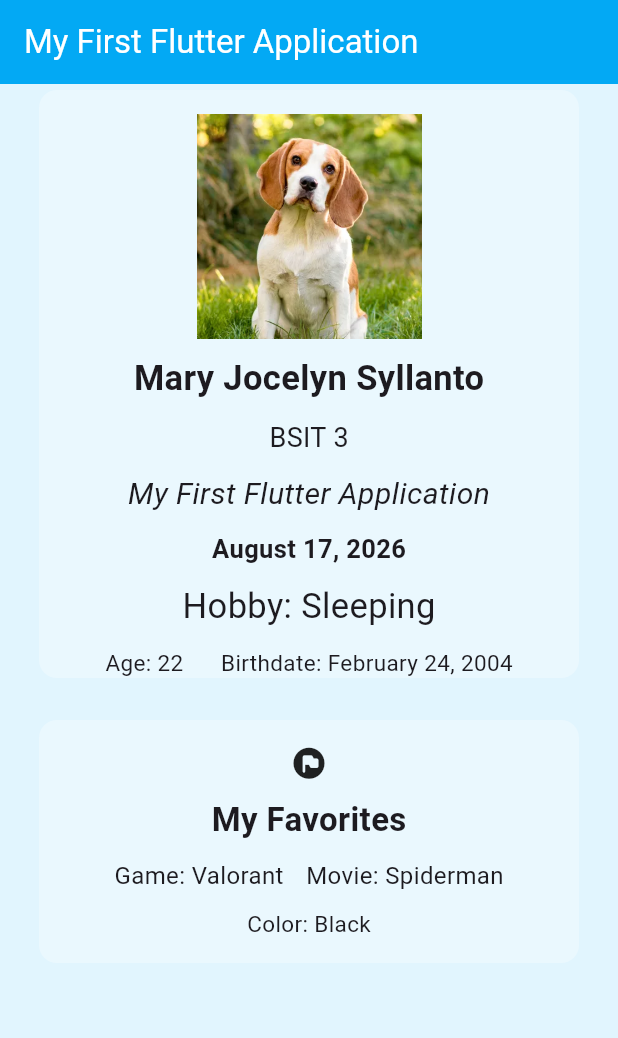
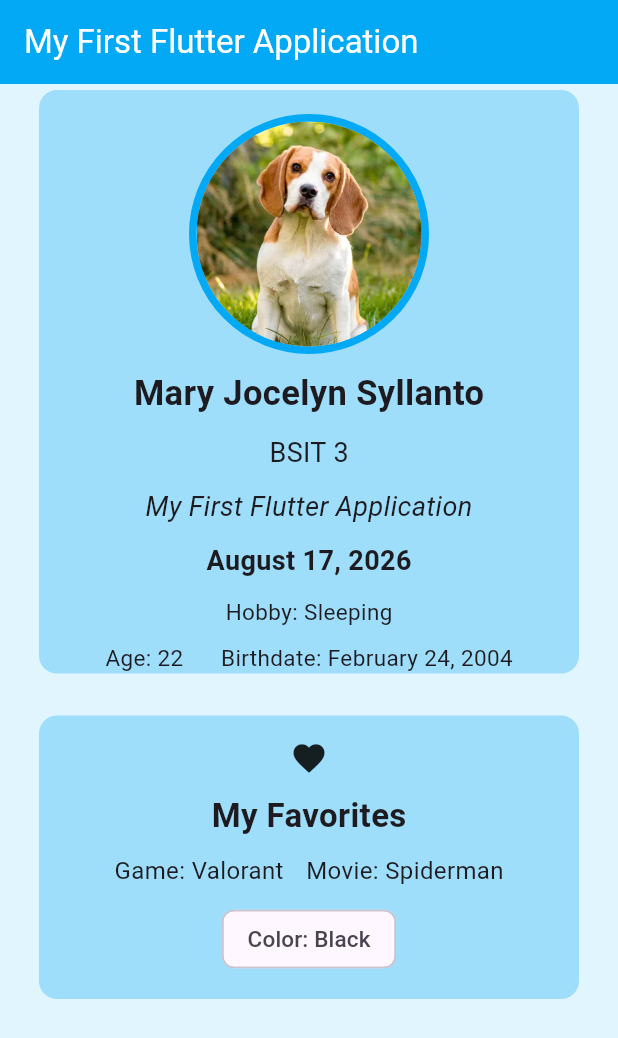
Before and after one commit to MjSyllanto/IT314AB_SYLLANTO, a Flutter app: the screen it shows after launch, on a phone screen of 412 x 824 dp. Shown: the top 1038 px of the screen. Run offline on Flutter 3.47's test engine with Material 3 defaults, Android fonts, the phone set to English and light mode, and no system bars.

Commit message:
Feat: My flutter project

```diff
--- a/my_first_flutter_project_emji/lib/main.dart
+++ b/my_first_flutter_project_emji/lib/main.dart
@@ -1,11 +1,11 @@
 import 'package:flutter/material.dart';
 
 void main() {
-  runApp(const MyApp());
+  runApp(MyApp());
 }
 
 class MyApp extends StatelessWidget {
-  const MyApp({super.key});
+  MyApp({super.key});
 
   @override
   Widget build(BuildContext context) {
@@ -15,12 +15,10 @@ class MyApp extends StatelessWidget {
       home: Scaffold(
         backgroundColor: Colors.lightBlue[50],
 
-        // =========================
         // APP BAR
-        // =========================
         appBar: AppBar(
           backgroundColor: Colors.lightBlue,
-          title: const Text(
+          title: Text(
             'My First Flutter Application',
             style: TextStyle(
               color: Colors.white,
@@ -28,28 +26,26 @@ class MyApp extends StatelessWidget {
           ),
         ),
 
-        // =========================
-        // FLAG 9: STACK THE CARDS
-        // =========================
         body: SingleChildScrollView(
           child: Padding(
-            padding: const EdgeInsets.symmetric(horizontal: 22),
+            padding: EdgeInsets.symmetric(horizontal: 22),
 
             // Column arranges the two Cards vertically
             child: Column(
               mainAxisAlignment: MainAxisAlignment.center,
               crossAxisAlignment: CrossAxisAlignment.stretch,
+
               children: [
 
                 // =========================
                 // CARD 1: PROFILE
                 // =========================
                 Card(
-                  color: Colors.white.withOpacity(0.3),
+                  color: Colors.lightBlue.withOpacity(0.3),
                   elevation: 0,
 
                   child: Padding(
-                    padding: const EdgeInsets.fromLTRB(
+                    padding: EdgeInsets.fromLTRB(
                       16,
                       16,
                       16,
@@ -60,16 +56,31 @@ class MyApp extends StatelessWidget {
                       mainAxisAlignment: MainAxisAlignment.center,
                       children: [
 
-                        Image.asset(
+                        // Circular Avatar
+                        Container(
+                          width: 160,
+                          height: 160,
+                          decoration: BoxDecoration(
+                            shape: BoxShape.circle,
+                            border: Border.all(
+                              color: Colors.lightBlue,
+                              width: 5,
+                            ),
+                          ),
+
+                          child: ClipOval(
+                            child: Image.asset(
                               'assets/dog.webp',
                               width: 150,
                               height: 150,
                               fit: BoxFit.cover,
                             ),
+                          ),
+                        ),
 
-                        const SizedBox(height: 10),
+                        SizedBox(height: 10),
 
-                        const Text(
+                        Text(
                           'Mary Jocelyn Syllanto',
                           style: TextStyle(
                             fontSize: 23,
@@ -77,49 +88,50 @@ class MyApp extends StatelessWidget {
                           ),
                         ),
 
-                        const SizedBox(height: 10),
+                        SizedBox(height: 10),
 
-                        const Text(
+                        Text(
                           'BSIT 3',
                           style: TextStyle(
                             fontSize: 18,
                           ),
                         ),
 
-                        const SizedBox(height: 10),
+                        SizedBox(height: 10),
 
-                        const Text(
+                        Text(
                           'My First Flutter Application',
                           style: TextStyle(
-                            fontSize: 20,
+                            fontSize: 18,
                             fontStyle: FontStyle.italic,
                           ),
                         ),
 
-                        const SizedBox(height: 10),
+                        SizedBox(height: 10),
 
-                        const Text(
+                        Text(
                           'August 17, 2026',
                           style: TextStyle(
-                            fontSize: 17,
+                            fontSize: 18,
                             fontWeight: FontWeight.bold,
                           ),
                         ),
 
-                        const SizedBox(height: 10),
+                        SizedBox(height: 10),
 
-                        const Text(
+                        Text(
                           'Hobby: Sleeping',
                           style: TextStyle(
-                            fontSize: 23,
+                            fontSize: 15,
                           ),
                         ),
 
-                        const SizedBox(height: 10),
+                        SizedBox(height: 10),
 
-                        const Row(
+                        Row(
                           mainAxisAlignment: MainAxisAlignment.center,
                           children: [
+
                             Text(
                               'Age: 22',
                               style: TextStyle(
@@ -142,30 +154,31 @@ class MyApp extends StatelessWidget {
                   ),
                 ),
 
-                const SizedBox(height: 20),
+                SizedBox(height: 20),
 
                 // =========================
                 // CARD 2: MY FAVORITES
                 // =========================
                 Card(
-                  color: Colors.white.withOpacity(0.3),
+                  color: Colors.lightBlue.withOpacity(0.3),
                   elevation: 0,
 
                   child: Padding(
-                    padding: const EdgeInsets.all(16),
+                    padding: EdgeInsets.all(16),
 
                     child: Column(
                       children: [
+
                         // Favorite Icon
-                        const Icon(
-                          Icons.flag_circle_rounded,
+                        Icon(
+                          Icons.favorite,
                           size: 25,
                         ),
 
-                        const SizedBox(height: 10),
+                        SizedBox(height: 10),
 
                         // My Favorites
-                        const Text(
+                        Text(
                           'My Favorites',
                           style: TextStyle(
                             fontSize: 22,
@@ -173,12 +186,13 @@ class MyApp extends StatelessWidget {
                           ),
                         ),
 
-                        const SizedBox(height: 10),
+                        SizedBox(height: 10),
 
                         // Game and Movie
-                        const Row(
+                        Row(
                           mainAxisAlignment: MainAxisAlignment.center,
                           children: [
+
                             Text(
                               'Game: Valorant',
                               style: TextStyle(
@@ -197,13 +211,15 @@ class MyApp extends StatelessWidget {
                           ],
                         ),
 
-                        const SizedBox(height: 10),
+                        SizedBox(height: 10),
 
-                        // Color
-                        const Text(
+                        // FLAG 10: CHIP WIDGET
+                        Chip(
+                          label: Text(
                             'Color: Black',
                             style: TextStyle(
                               fontSize: 15,
+                            ),
                           ),
                         ),
                       ],
@@ -211,7 +227,7 @@ class MyApp extends StatelessWidget {
                   ),
                 ),
 
-                const SizedBox(height: 20),
+                SizedBox(height: 20),
               ],
             ),
           ),
```
Lines whose indentation alone changed are shown as unchanged.
